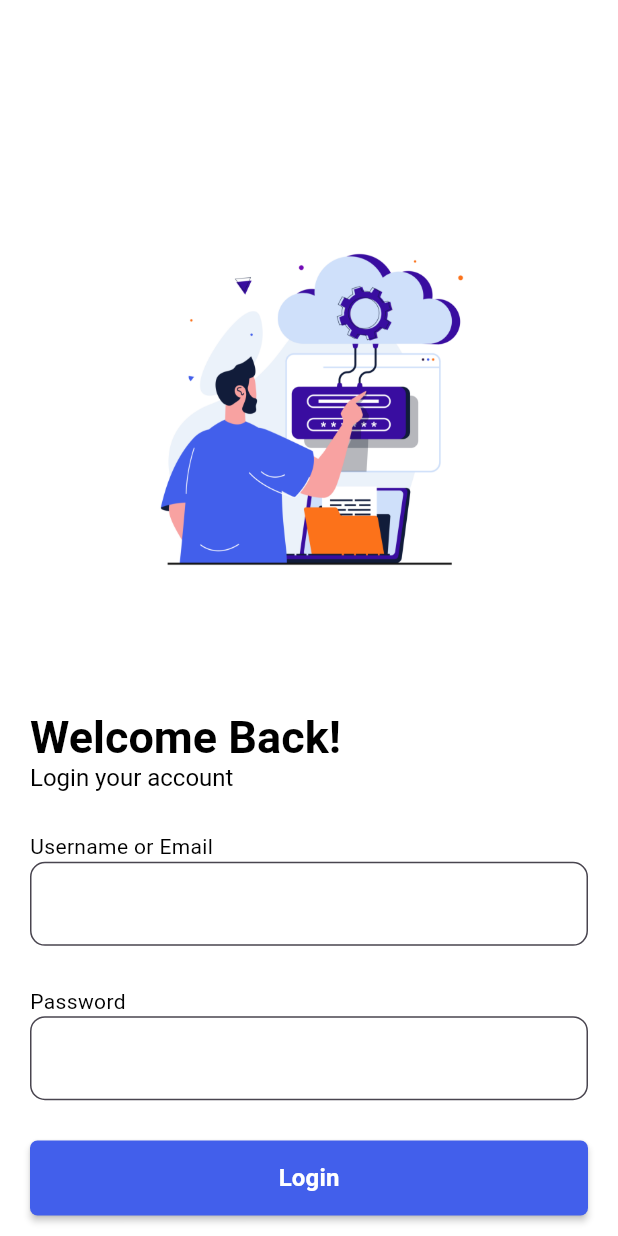
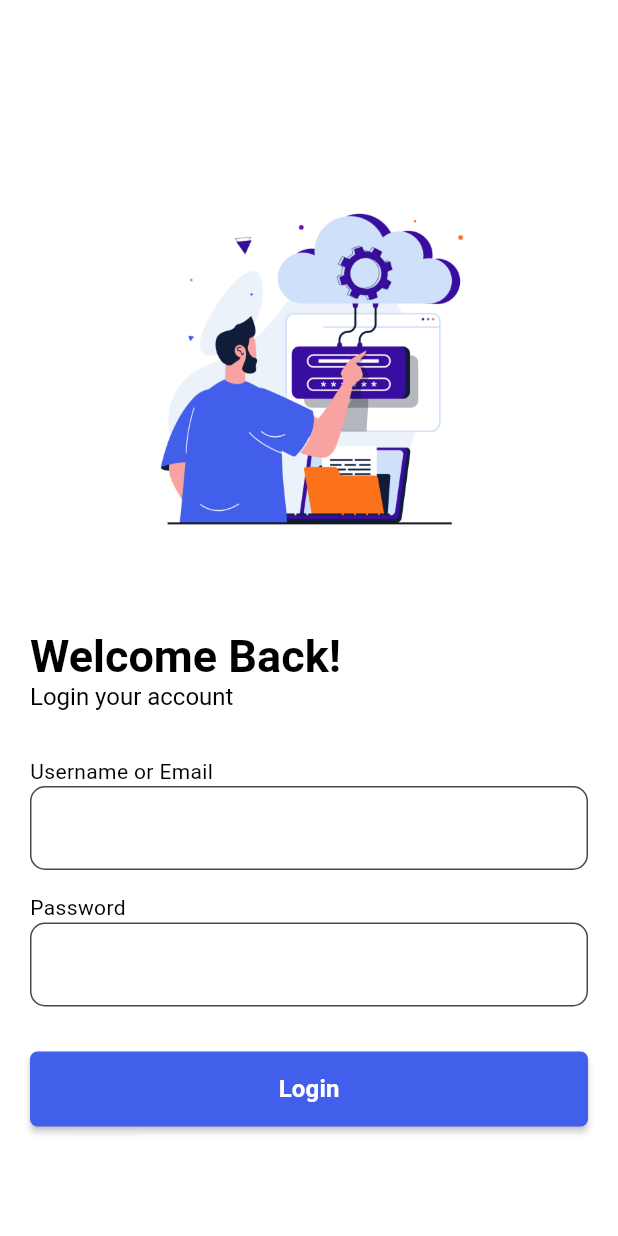
Before and after one commit to najeebnaju512/website_study, a Flutter app: the screen it shows after launch, on a phone screen of 412 x 824 dp. Run offline on Flutter 3.47's test engine with Material 3 defaults, Android fonts, the phone set to English and light mode, and no system bars; our stand-ins replace dio, get, go_router, google_fonts, shared_preferences, url_strategy.

Commit message:
overflow edited

```diff
--- a/lib/screen/students/login/responsive/mobile_login.dart
+++ b/lib/screen/students/login/responsive/mobile_login.dart
@@ -15,14 +15,14 @@ class LoginMobile extends StatelessWidget {
       backgroundColor: ColorTheme.white,
       body: Form(
         key: controller.loginValidatkey,
-        child: SingleChildScrollView(
-          child: Padding(
-            padding: const EdgeInsets.only(
-                left: 20.0, right: 20, top: 70, bottom: 20),
-            child: SizedBox(
-              height: MediaQuery.of(context).size.height,
+        child: Padding(
+          padding: const EdgeInsets.only(
+              left: 20.0, right: 20, top: 70, bottom: 20),
+          child: SizedBox(
+            height: MediaQuery.of(context).size.height,
+            child: SingleChildScrollView(
               child: Column(
-                mainAxisAlignment: MainAxisAlignment.spaceEvenly,
+                mainAxisAlignment: MainAxisAlignment.center,
                 crossAxisAlignment: CrossAxisAlignment.start,
                 children: [
                   Center(
@@ -46,10 +46,16 @@ class LoginMobile extends StatelessWidget {
                                   size: 16, weight: FontWeight.w400))
                         ]),
                   ),
+                   const SizedBox(
+                    height: 30,
+                  ),
                   LoginEntryField(
                     title: "Username or Email",
                     fontsize: 14,
                     controller: controller.nameormailControl,
+                  ),
+                   const SizedBox(
+                    height: 15,
                   ),
                   LoginEntryField(
                     title: "Password",
@@ -76,6 +82,9 @@ class LoginMobile extends StatelessWidget {
                   //     ),
                   //   ],
                   // ),
+                   const SizedBox(
+                    height: 30,
+                  ),
                   MaterialButton(
                     onPressed: controller.postLogin,
                     height: 50,
--- a/lib/utils/check_size.dart
+++ b/lib/utils/check_size.dart
@@ -1,5 +1,5 @@
 bool fnCheckMobile(double width) {
-  return (width < 650);
+  return (width < 700);
 }
 
 bool fnCheckTablet(double width) {
```
Also changed, not shown: lib/screen/students/login/responsive/desktop_login.dart (+7 -1 lines), lib/screen/students/login/responsive/tablet_login.dart (+8 -2 lines).
